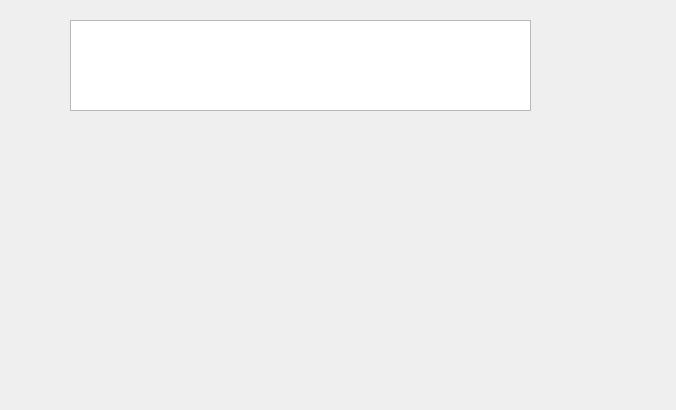
The window that src/mainwindow.ui (wisaly/taikosanro) describes before a commit, drawn with Qt 5.
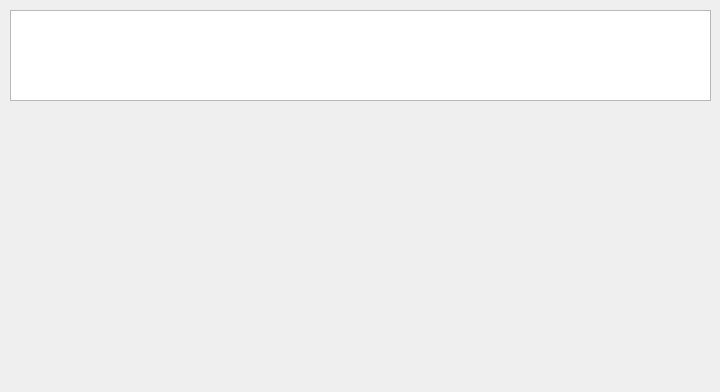
The same window after the commit.

```diff
--- a/src/mainwindow.ui
+++ b/src/mainwindow.ui
@@ -6,8 +6,8 @@
    <rect>
     <x>0</x>
     <y>0</y>
-    <width>676</width>
-    <height>410</height>
+    <width>720</width>
+    <height>392</height>
    </rect>
   </property>
   <property name="windowTitle">
@@ -16,9 +16,9 @@
   <widget class="QGraphicsView" name="graphicsView">
    <property name="geometry">
     <rect>
-     <x>70</x>
-     <y>20</y>
-     <width>461</width>
+     <x>10</x>
+     <y>10</y>
+     <width>701</width>
      <height>91</height>
     </rect>
    </property>
```
